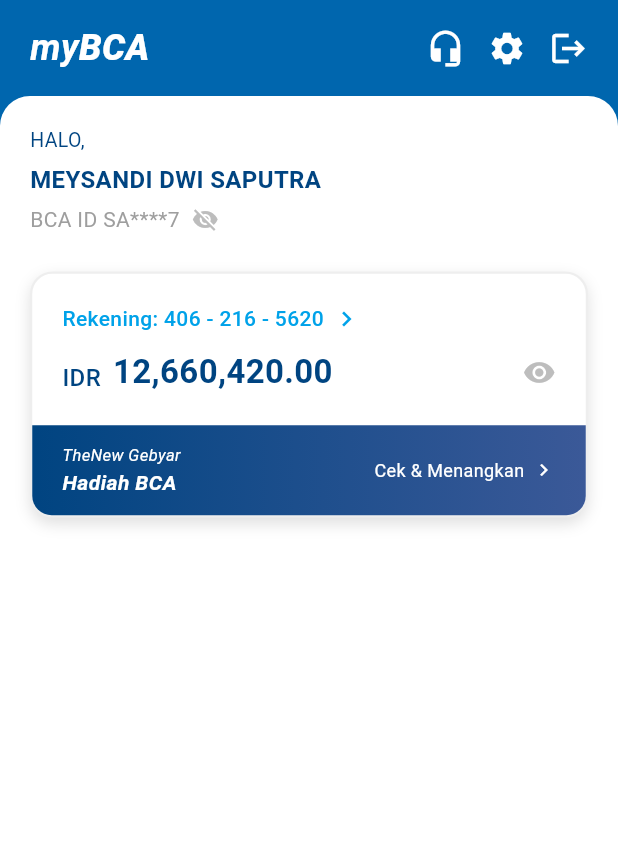
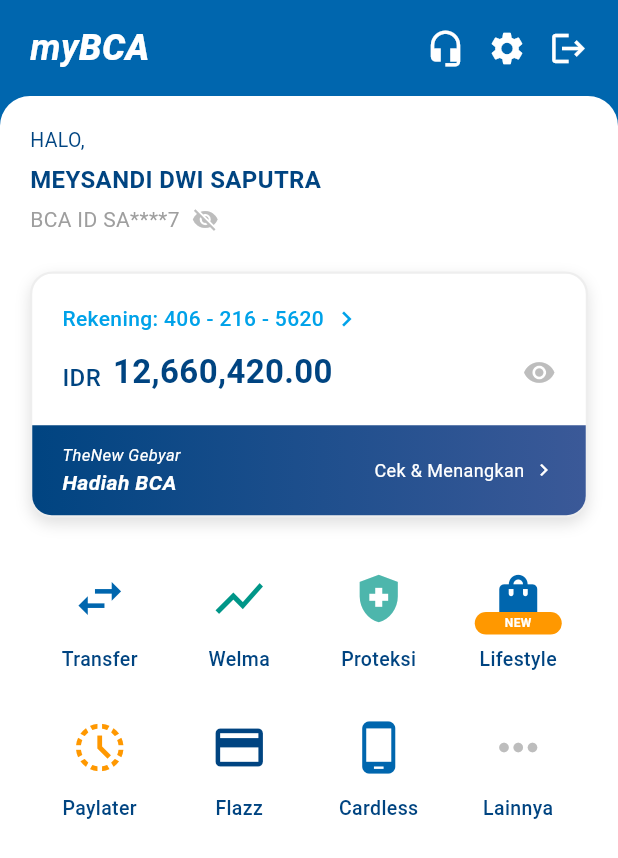
Before and after one commit to RiveRyxaa/tampilan_bankingBCA, a Flutter app: the screen it shows after launch, on a phone screen of 412 x 824 dp. Shown: the top 858 px of the screen. Run offline on Flutter 3.47's test engine with Material 3 defaults, Android fonts, the phone set to English and light mode, and no system bars.

Commit message:
Susunan Menu Utama

```diff
--- a/lib/main.dart
+++ b/lib/main.dart
@@ -1,9 +1,8 @@
 import 'package:flutter/material.dart';
 
-// Definisi warna khusus untuk myBCA
 const Color bcaBlue = Color(0xFF0066AE);
-const Color bcaTextBlue = Color(0xFF004481); // Biru tua untuk teks nama & saldo
-const Color bcaCyan = Color(0xFF00A2E9); // Biru muda cyan untuk nomor rekening
+const Color bcaTextBlue = Color(0xFF004481);
+const Color bcaCyan = Color(0xFF00A2E9);
 
 void main() {
   runApp(const MyApp());
@@ -38,7 +37,6 @@
         child: Column(
           children: [
             _buildTopHeader(),
-
             Expanded(
               child: Container(
                 width: double.infinity,
@@ -49,17 +47,17 @@
                     topRight: Radius.circular(20),
                   ),
                 ),
-                // Menggunakan SingleChildScrollView agar layarnya bisa di-scroll ke bawah
                 child: SingleChildScrollView(
                   padding: const EdgeInsets.all(20),
                   child: Column(
                     crossAxisAlignment: CrossAxisAlignment.start,
                     children: [
-                      // Memanggil widget Profil
                       _buildProfileSection(),
                       const SizedBox(height: 25),
-                      // Memanggil widget Kartu Saldo
                       _buildBalanceCard(),
+                      const SizedBox(height: 35),
+                      // Memanggil widget Menu Utama
+                      _buildMainMenu(),
                     ],
                   ),
                 ),
@@ -71,7 +69,6 @@
     );
   }
 
-  // Header Atas (Logo & Ikon Kanan)
   Widget _buildTopHeader() {
     return Padding(
       padding: const EdgeInsets.symmetric(horizontal: 20, vertical: 15),
@@ -98,9 +95,6 @@
     );
   }
 
-  // --- WIDGET BARU TAHAP 2 ---
-
-  // Bagian Teks Sapaan & Nama
   Widget _buildProfileSection() {
     return Column(
       crossAxisAlignment: CrossAxisAlignment.start,
@@ -120,22 +114,17 @@
     );
   }
 
-  // Bagian Kartu Saldo Utama
   Widget _buildBalanceCard() {
     return Container(
       decoration: BoxDecoration(
         color: Colors.white,
         borderRadius: BorderRadius.circular(15),
-        // Menambahkan border tipis & shadow sesuai desain asli
         border: Border.all(color: Colors.grey[200]!, width: 1.5),
-        boxShadow: const [
-          BoxShadow(color: Colors.black12, blurRadius: 8, offset: Offset(0, 4)),
-        ],
+        boxShadow: const [BoxShadow(color: Colors.black12, blurRadius: 8, offset: Offset(0, 4))],
       ),
       child: Column(
         crossAxisAlignment: CrossAxisAlignment.start,
         children: [
-          // Isi Bagian Atas Kartu (Rekening & Saldo)
           Padding(
             padding: const EdgeInsets.all(20),
             child: Column(
@@ -166,15 +155,13 @@
               ],
             ),
           ),
-
-          // Bagian Bawah Kartu (Banner Gradient Gebyar Hadiah)
           Container(
             width: double.infinity,
             padding: const EdgeInsets.symmetric(horizontal: 20, vertical: 12),
             decoration: const BoxDecoration(
               borderRadius: BorderRadius.only(bottomLeft: Radius.circular(13), bottomRight: Radius.circular(13)),
               gradient: LinearGradient(
-                colors: [Color(0xFF004481), Color(0xFF3b5998)], // Gradasi biru
+                colors: [Color(0xFF004481), Color(0xFF3b5998)],
                 begin: Alignment.centerLeft,
                 end: Alignment.centerRight,
               ),
@@ -203,4 +190,84 @@
       ),
     );
   }
+
+  // --- WIDGET BARU TAHAP 3 ---
+
+  // Bagian Menu Utama
+  Widget _buildMainMenu() {
+    return Column(
+      children: [
+        Row(
+          crossAxisAlignment: CrossAxisAlignment.start,
+          mainAxisAlignment: MainAxisAlignment.spaceAround,
+          children: [
+            _buildMenuIcon(Icons.swap_horiz, 'Transfer', bcaBlue),
+            _buildMenuIcon(Icons.show_chart, 'Welma', Colors.teal),
+            _buildMenuIcon(Icons.health_and_safety, 'Proteksi', Colors.teal[300]!),
+            _buildMenuIcon(Icons.shopping_bag, 'Lifestyle', bcaBlue, isNew: true),
+          ],
+        ),
+        const SizedBox(height: 30),
+        Row(
+          crossAxisAlignment: CrossAxisAlignment.start,
+          mainAxisAlignment: MainAxisAlignment.spaceAround,
+          children: [
+            _buildMenuIcon(Icons.history_toggle_off, 'Paylater', Colors.orange),
+            _buildMenuIcon(Icons.credit_card, 'Flazz', const Color(0xFF004481)),
+            _buildMenuIcon(Icons.phone_android, 'Cardless', bcaBlue),
+            _buildMenuIcon(Icons.more_horiz, 'Lainnya', Colors.grey[400]!),
+          ],
+        ),
+      ],
+    );
+  }
+
+  // Template Ikon Menu myBCA
+  Widget _buildMenuIcon(IconData icon, String label, Color iconColor, {bool isNew = false}) {
+    return SizedBox(
+      width: 70,
+      child: Column(
+        mainAxisSize: MainAxisSize.min,
+        children: [
+          Stack(
+            clipBehavior: Clip.none,
+            children: [
+              // Ikon utama
+              Icon(icon, color: iconColor, size: 38),
+
+              // Jika ada badge "NEW" seperti di Lifestyle
+              if (isNew)
+                Positioned(
+                  bottom: -5,
+                  right: -10,
+                  left: -10,
+                  child: Container(
+                    padding: const EdgeInsets.symmetric(horizontal: 4, vertical: 2),
+                    decoration: BoxDecoration(
+                      color: Colors.orange,
+                      borderRadius: BorderRadius.circular(10),
+                    ),
+                    child: const Text(
+                      'NEW',
+                      textAlign: TextAlign.center,
+                      style: TextStyle(color: Colors.white, fontSize: 8, fontWeight: FontWeight.bold),
+                    ),
+                  ),
+                ),
+            ],
+          ),
+          const SizedBox(height: 12),
+          Text(
+            label,
+            textAlign: TextAlign.center,
+            style: const TextStyle(
+              fontSize: 13,
+              fontWeight: FontWeight.w500,
+              color: bcaTextBlue, // Teks menu myBCA menggunakan biru tua
+            ),
+          ),
+        ],
+      ),
+    );
+  }
 }
```
